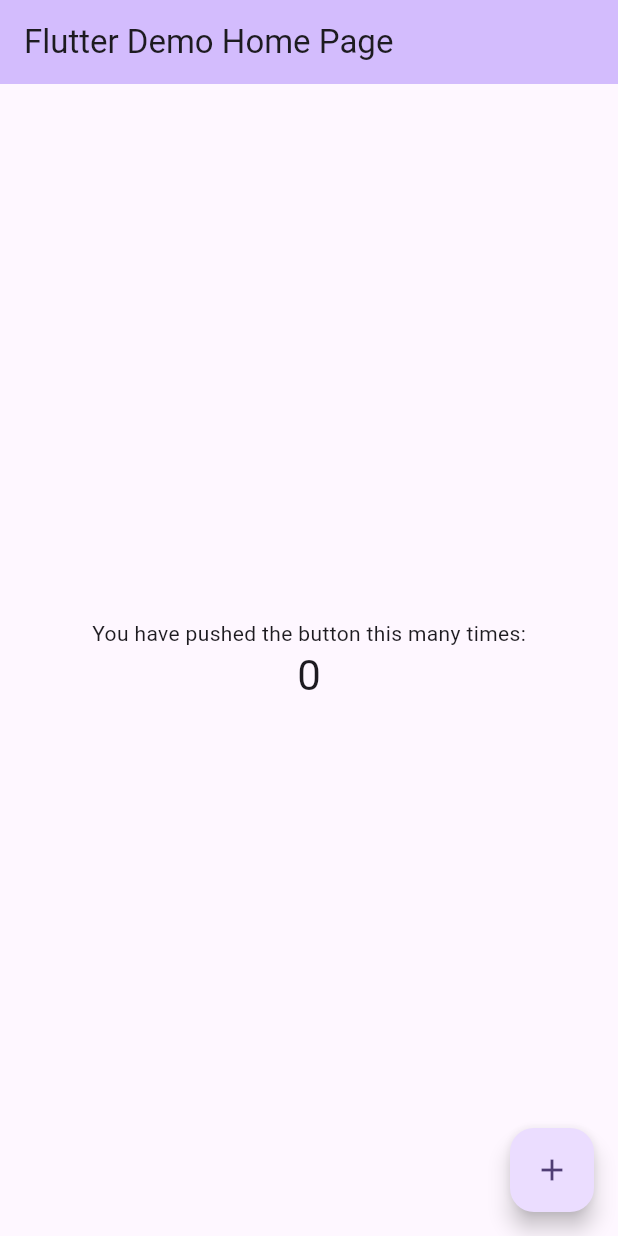
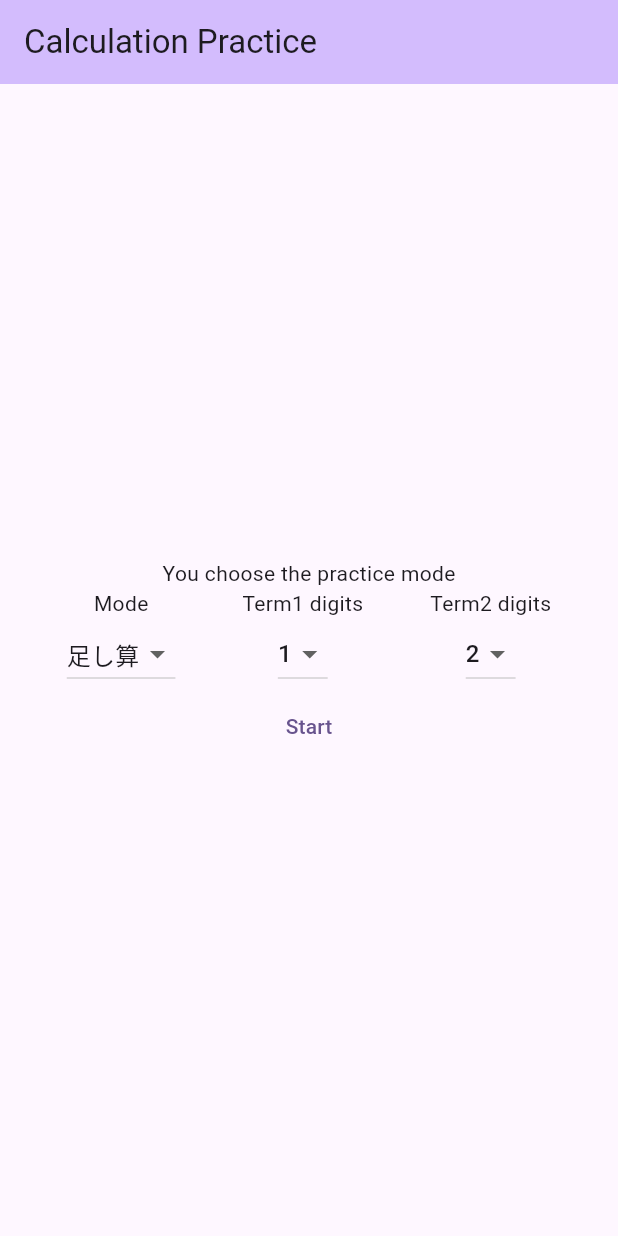
Before and after one commit to 156fllow/practicecalc, a Flutter app: the screen it shows after launch, on a phone screen of 412 x 824 dp. Run offline on Flutter 3.47's test engine with Material 2 defaults, Android fonts, the phone set to English and light mode, and no system bars; our stand-ins replace fluttertoast.

Commit message:
implement main page layout next implement practice page

```diff
--- a/lib/main.dart
+++ b/lib/main.dart
@@ -1,4 +1,5 @@
 import 'package:flutter/material.dart';
+import 'package:fluttertoast/fluttertoast.dart';
 
 void main() {
   runApp(const MyApp());
@@ -11,7 +12,7 @@
   @override
   Widget build(BuildContext context) {
     return MaterialApp(
-      title: 'Flutter Demo',
+      title: 'Calculation Practice',
       theme: ThemeData(
         // This is the theme of your application.
         //
@@ -31,7 +32,7 @@
         colorScheme: ColorScheme.fromSeed(seedColor: Colors.deepPurple),
         useMaterial3: true,
       ),
-      home: const MyHomePage(title: 'Flutter Demo Home Page'),
+      home: const MyHomePage(title: 'Calculation Practice'),
     );
   }
 }
@@ -55,18 +56,13 @@
 }
 
 class _MyHomePageState extends State<MyHomePage> {
-  int _counter = 0;
-
-  void _incrementCounter() {
-    setState(() {
-      // This call to setState tells the Flutter framework that something has
-      // changed in this State, which causes it to rerun the build method below
-      // so that the display can reflect the updated values. If we changed
-      // _counter without calling setState(), then the build method would not be
-      // called again, and so nothing would appear to happen.
-      _counter++;
-    });
-  }
+  static const int mode_add = 1;
+  static const int mode_sub = 2;
+  static const int mode_mul = 3;
+  static const int mode_div = 4;
+  int mode = 1; //1:足し算/2:引き算/3:掛け算/4:割り算
+  int first_term = 1;
+  int second_term = 2;
 
   @override
   Widget build(BuildContext context) {
@@ -106,20 +102,114 @@
           mainAxisAlignment: MainAxisAlignment.center,
           children: <Widget>[
             const Text(
-              'You have pushed the button this many times:',
+              'You choose the practice mode',
             ),
-            Text(
-              '$_counter',
-              style: Theme.of(context).textTheme.headlineMedium,
+            Row(
+              mainAxisAlignment: MainAxisAlignment.spaceEvenly,
+              children: <Widget>[
+                Column(children: [
+                  const Text("Mode"),
+                    DropdownButton(
+                      items: const[
+                        DropdownMenuItem(
+                          value: mode_add,
+                          child: Text('足し算'),
+                        ),
+                        DropdownMenuItem(
+                          value: mode_sub,
+                          child: Text('引き算'),
+                        ),
+                        DropdownMenuItem(
+                          value: mode_mul,
+                          child: Text('掛け算'),
+                        ),
+                        DropdownMenuItem(
+                          value: mode_div,
+                          child: Text('割り算'),
+                        ),
+                      ],
+                      value: mode,
+                      onChanged: (int? value){
+                        setState((){
+                          mode = value!;
+                        });
+                      }
+                  ),
+                ],),
+                Column(children: [
+                  const Text("Term1 digits"),
+                  DropdownButton(
+                      items: const[
+                        DropdownMenuItem(
+                          value: 1,
+                          child: Text('1'),
+                        ),
+                        DropdownMenuItem(
+                          value: 2,
+                          child: Text('2'),
+                        ),
+                        DropdownMenuItem(
+                          value: 3,
+                          child: Text('3'),
+                        ),
+                        DropdownMenuItem(
+                          value: 4,
+                          child: Text('4'),
+                        ),
+                      ],
+                      value: first_term,
+                      onChanged: (int? value){
+                        setState((){
+                          first_term = value!;
+                        });
+                      }
+                  ),
+                ],),
+                Column(children: [
+                  const Text("Term2 digits"),
+                  DropdownButton(
+                      items: const[
+                        DropdownMenuItem(
+                          value: 1,
+                          child: Text('1'),
+                        ),
+                        DropdownMenuItem(
+                          value: 2,
+                          child: Text('2'),
+                        ),
+                        DropdownMenuItem(
+                          value: 3,
+                          child: Text('3'),
+                        ),
+                        DropdownMenuItem(
+                          value: 4,
+                          child: Text('4'),
+                        ),
+                      ],
+                      value: second_term,
+                      onChanged: (int? value){
+                        setState((){
+                          second_term = value!;
+                        });
+                      }
+                    ),
+                ],),
+              ],
             ),
+            TextButton(
+              onPressed: (){
+                Fluttertoast.showToast(msg: "Pressed Start" + "/" + mode.toString() + "/" + first_term.toString() + "/" + second_term.toString());
+              },
+              child: Text("Start"),
+            )
           ],
         ),
       ),
-      floatingActionButton: FloatingActionButton(
-        onPressed: _incrementCounter,
-        tooltip: 'Increment',
-        child: const Icon(Icons.add),
-      ), // This trailing comma makes auto-formatting nicer for build methods.
+      // floatingActionButton: FloatingActionButton(
+      //   onPressed: _incrementCounter,
+      //   tooltip: 'Increment',
+      //   child: const Icon(Icons.add),
+      // ), // This trailing comma makes auto-formatting nicer for build methods.
     );
   }
 }
--- a/pubspec.yaml
+++ b/pubspec.yaml
@@ -30,6 +30,7 @@ environment:
 dependencies:
   flutter:
     sdk: flutter
+  fluttertoast: ^8.2.2
 
 
   # The following adds the Cupertino Icons font to your application.
```
Also changed, not shown: pubspec.lock.
